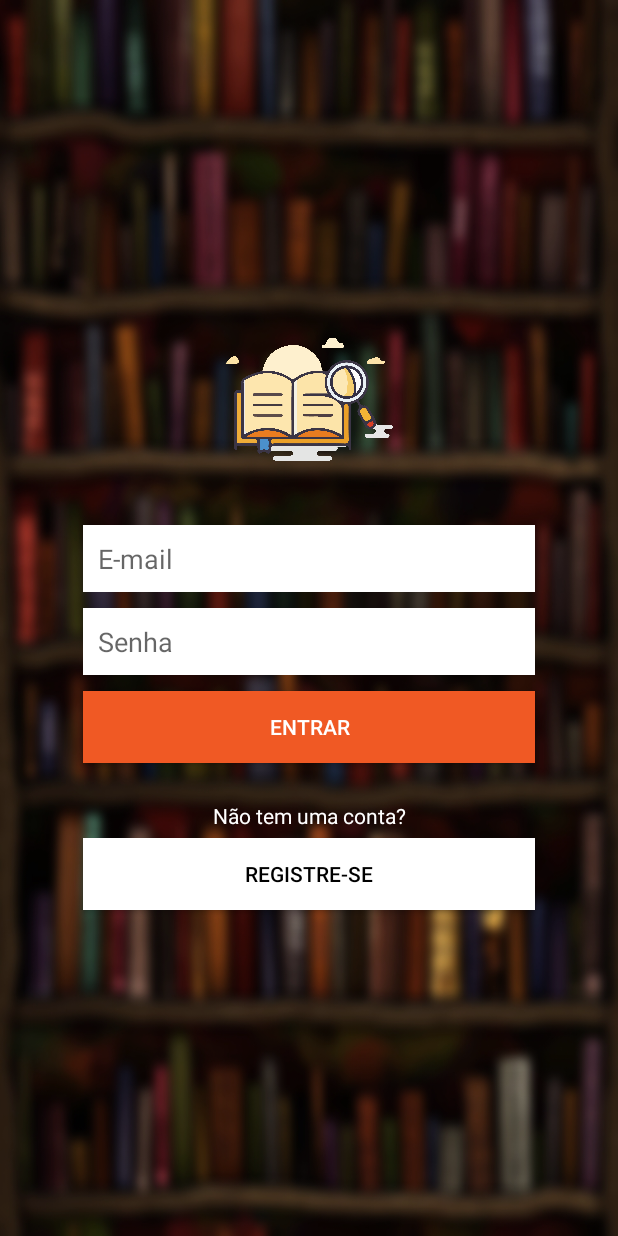
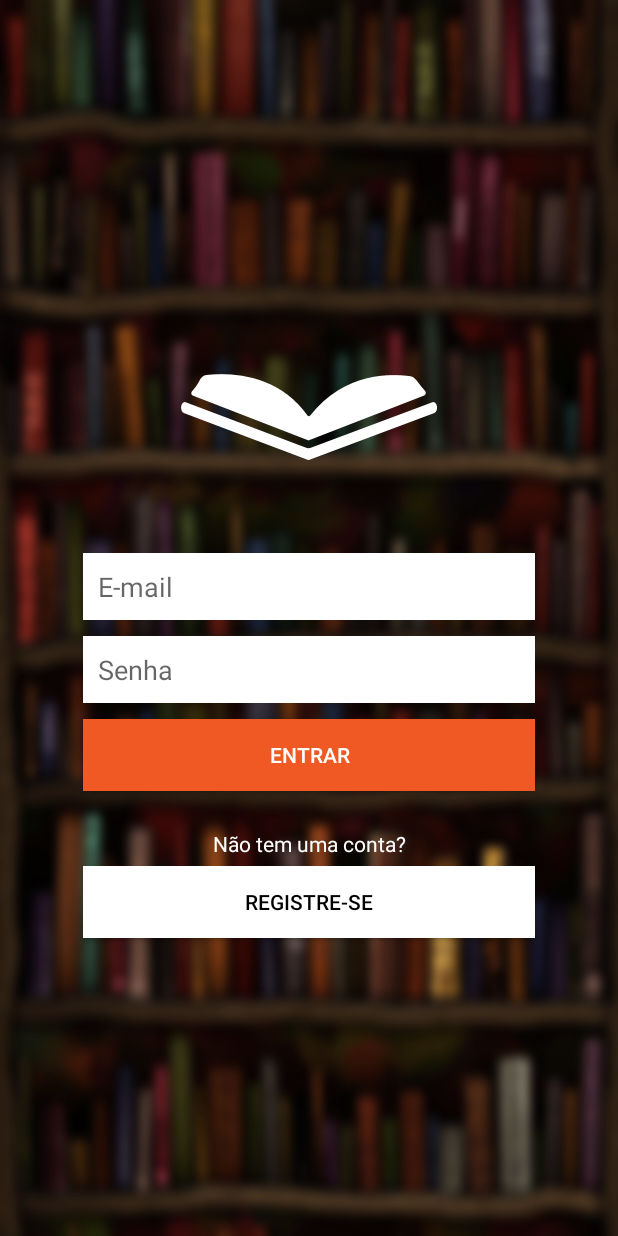
Before and after one commit to PedroAES/app, an Android app: the screen it shows after launch (LoginActivity), on a phone screen of 412 x 824 dp. Run offline under Robolectric (Android 15) with nearby library versions, the phone set to English and light mode, and no system bars.

Commit message:
altera icone

```diff
--- a/android-book-listing-app/app/src/main/res/layout/login_activity.xml
+++ b/android-book-listing-app/app/src/main/res/layout/login_activity.xml
@@ -1,6 +1,7 @@
 <?xml version="1.0" encoding="utf-8"?>
 
 <LinearLayout xmlns:android="http://schemas.android.com/apk/res/android"
+    xmlns:app="http://schemas.android.com/apk/res-auto"
     xmlns:tools="http://schemas.android.com/tools"
     android:layout_width="match_parent"
     android:layout_height="match_parent"
@@ -12,10 +13,9 @@
 
     <ImageView
         android:id="@+id/imageView"
-        android:layout_width="wrap_content"
-        android:layout_height="113dp"
-        android:layout_marginBottom="20dp"
-        android:src="@drawable/livro" />
+        android:layout_width="match_parent"
+        android:layout_height="wrap_content"
+        app:srcCompat="@drawable/white" />
 
     <EditText
         android:id="@+id/etLoginEmail"
@@ -66,4 +66,6 @@
         android:onClick="cadastrar"/>
 
 
+
+
 </LinearLayout>
```
Also changed, not shown: android-book-listing-app/app/src/main/res/drawable-hdpi/white.png (added).
